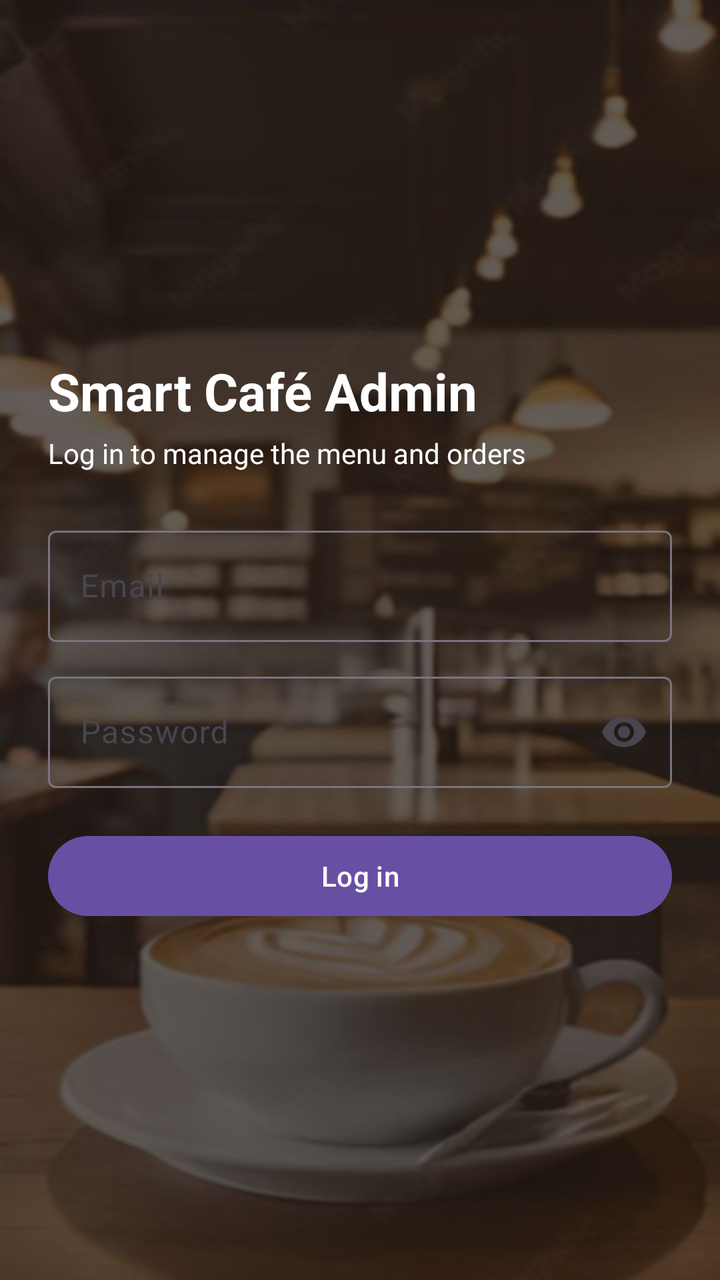
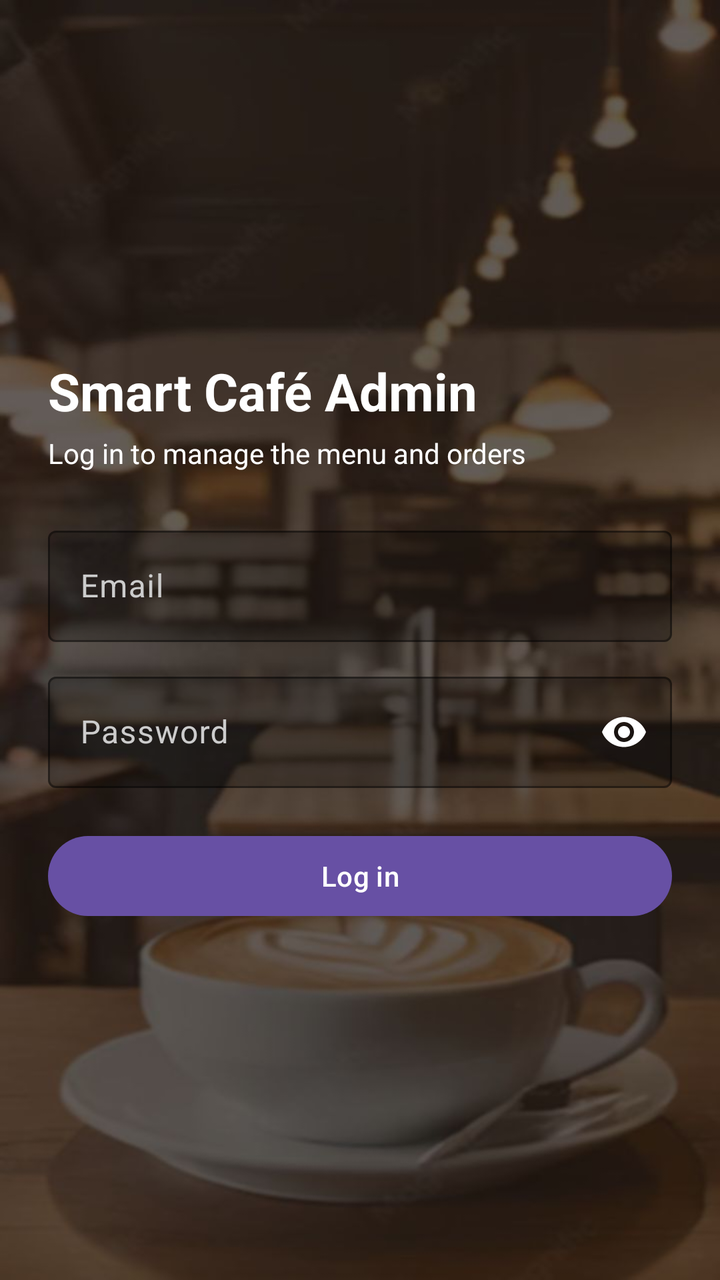

Compare the two renders of this Android layout. The source of the first and the diff that turns it into the second are given below.
<!-- AndroidManifest.xml: application theme Theme.MyCafeAdminAp -->
<!-- res/layout/activity_login.xml -->
<?xml version="1.0" encoding="utf-8"?>
<LinearLayout xmlns:android="http://schemas.android.com/apk/res/android"
    xmlns:app="http://schemas.android.com/apk/res-auto"
    android:layout_width="match_parent"
    android:layout_height="match_parent"
    android:gravity="center_vertical"
    android:orientation="vertical"
    android:padding="24dp">

    <TextView
        android:layout_width="wrap_content"
        android:layout_height="wrap_content"
        android:text="Smart Café Admin"
        android:textSize="26sp"
        android:textStyle="bold"
        android:textColor="#FFFFFF"/>

    <TextView
        android:layout_width="wrap_content"
        android:layout_height="wrap_content"
        android:layout_marginTop="4dp"
        android:layout_marginBottom="24dp"
        android:text="Log in to manage the menu and orders"
        android:textColor="#FFFFFF"/>

    <com.google.android.material.textfield.TextInputLayout
        android:id="@+id/emailLayout"
        android:layout_width="match_parent"
        android:layout_height="wrap_content"
        android:hint="Email"
        >

        <com.google.android.material.textfield.TextInputEditText
            android:id="@+id/emailInput"
            android:layout_width="match_parent"
            android:layout_height="wrap_content"
            android:inputType="textEmailAddress" />
    </com.google.android.material.textfield.TextInputLayout>

    <com.google.android.material.textfield.TextInputLayout
        android:id="@+id/passwordLayout"
        android:layout_width="match_parent"
        android:layout_height="wrap_content"
        android:layout_marginTop="12dp"
        android:hint="Password"
        app:endIconMode="password_toggle"
        >

        <com.google.android.material.textfield.TextInputEditText
            android:id="@+id/passwordInput"
            android:layout_width="match_parent"
            android:layout_height="wrap_content"
            android:inputType="textPassword"
            android:textColor="#FFFFFF"/>
    </com.google.android.material.textfield.TextInputLayout>

    <TextView
        android:id="@+id/errorText"
        android:layout_width="wrap_content"
        android:layout_height="wrap_content"
        android:layout_marginTop="12dp"
        android:textColor="#FF8A80"
        android:visibility="gone" />

    <Button
        android:id="@+id/loginButton"
        android:layout_width="match_parent"
        android:layout_height="wrap_content"
        android:layout_marginTop="20dp"
        android:text="Log in" />

    <ProgressBar
        android:id="@+id/progress"
        android:layout_width="wrap_content"
        android:layout_height="wrap_content"
        android:layout_gravity="center_horizontal"
        android:layout_marginTop="16dp"
        android:visibility="gone" />
</LinearLayout>
<!-- resources referenced by this layout -->
<resources>
  <style name="Theme.MyCafeAdminAp" parent="Base.Theme.MyCafeAdminAp" />
  <style name="Base.Theme.MyCafeAdminAp" parent="Theme.Material3.DayNight.NoActionBar">
          
          
          <item name="android:windowBackground">@drawable/cafe_bg_dark</item>
      </style>
  <!-- drawable cafe_bg_dark: jpg bitmap (drawable, 44182 bytes) -->
</resources>

<!-- the commit's change to res/layout/activity_login.xml (unified diff, before → after) -->
@@ -25,34 +25,44 @@
 
     <com.google.android.material.textfield.TextInputLayout
         android:id="@+id/emailLayout"
+        style="@style/Widget.Material3.TextInputLayout.OutlinedBox"
         android:layout_width="match_parent"
         android:layout_height="wrap_content"
         android:hint="Email"
-        >
+        android:textColorHint="#CCCCCC"
+        app:boxBackgroundColor="#40000000"
+        app:boxStrokeColor="#FFFFFF"
+        app:hintTextColor="#FFFFFF">
 
         <com.google.android.material.textfield.TextInputEditText
             android:id="@+id/emailInput"
             android:layout_width="match_parent"
             android:layout_height="wrap_content"
-            android:inputType="textEmailAddress" />
+            android:inputType="textEmailAddress"
+            android:textColor="#FFFFFF" />
     </com.google.android.material.textfield.TextInputLayout>
 
     <com.google.android.material.textfield.TextInputLayout
         android:id="@+id/passwordLayout"
+        style="@style/Widget.Material3.TextInputLayout.OutlinedBox"
         android:layout_width="match_parent"
         android:layout_height="wrap_content"
         android:layout_marginTop="12dp"
         android:hint="Password"
+        android:textColorHint="#CCCCCC"
+        app:boxBackgroundColor="#40000000"
+        app:boxStrokeColor="#FFFFFF"
         app:endIconMode="password_toggle"
-        >
+        app:endIconTint="#FFFFFF"
+        app:hintTextColor="#FFFFFF">
 
         <com.google.android.material.textfield.TextInputEditText
             android:id="@+id/passwordInput"
             android:layout_width="match_parent"
             android:layout_height="wrap_content"
             android:inputType="textPassword"
-            android:textColor="#FFFFFF"/>
-    </com.google.android.material.textfield.TextInputLayout>
+            android:textColor="#FFFFFF" />
+    </com.google.android.material.textfield.TextInputLayout>putLayout>
 
     <TextView
         android:id="@+id/errorText"
